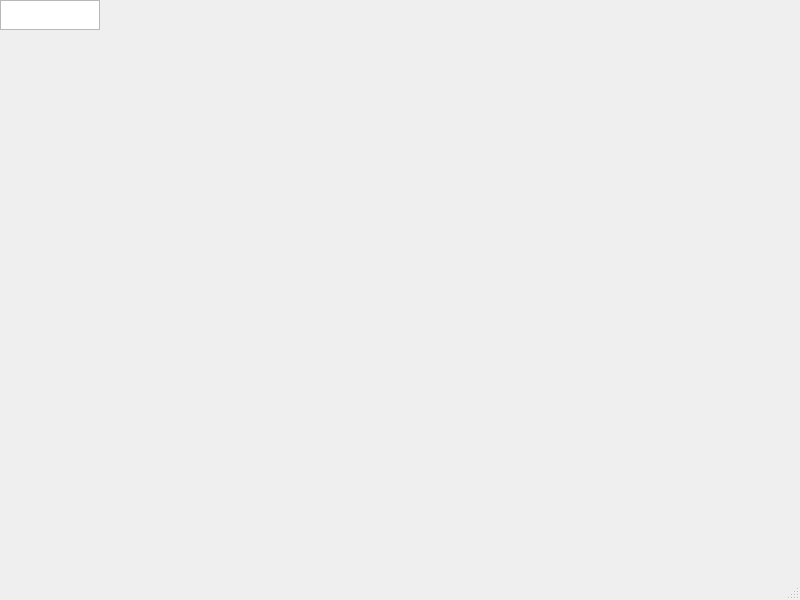
Old version of the form forms/Profiler.ui in the repository LMauricius/VitraeShowcase.
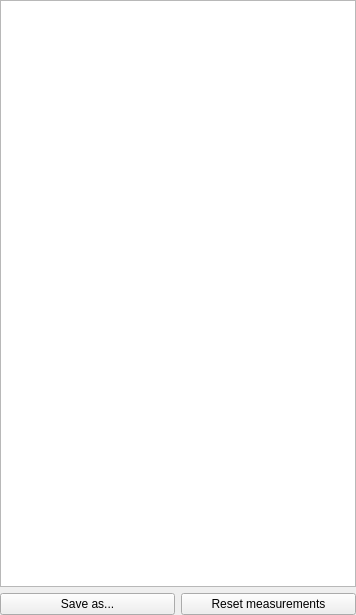
New version of the form.

Commit message: Safety and better UI for profiler

The edit to the form file:
```diff
--- a/forms/Profiler.ui
+++ b/forms/Profiler.ui
@@ -6,25 +6,46 @@
    <rect>
     <x>0</x>
     <y>0</y>
-    <width>800</width>
-    <height>600</height>
+    <width>356</width>
+    <height>615</height>
    </rect>
   </property>
   <property name="windowTitle">
    <string>Profiler</string>
   </property>
-  <widget class="QTextEdit" name="profilerMetrics">
-   <property name="lineWrapMode">
-    <enum>QTextEdit::NoWrap</enum>
-   </property>
-   <property name="readOnly">
-    <bool>true</bool>
-   </property>
-   <property name="textInteractionFlags">
-    <set>Qt::TextSelectableByKeyboard|Qt::TextSelectableByMouse</set>
-   </property>
+  <widget class="QWidget" name="centralwidget">
+   <layout class="QGridLayout" name="gridLayout">
+    <property name="leftMargin">
+     <number>0</number>
+    </property>
+    <property name="topMargin">
+     <number>0</number>
+    </property>
+    <property name="rightMargin">
+     <number>0</number>
+    </property>
+    <property name="bottomMargin">
+     <number>0</number>
+    </property>
+    <item row="1" column="0">
+     <widget class="QPushButton" name="saveButton">
+      <property name="text">
+       <string>Save as...</string>
+      </property>
+     </widget>
+    </item>
+    <item row="1" column="1">
+     <widget class="QPushButton" name="resetButton">
+      <property name="text">
+       <string>Reset measurements</string>
+      </property>
+     </widget>
+    </item>
+    <item row="0" column="0" colspan="2">
+     <widget class="QPlainTextEdit" name="profilerMetrics"/>
+    </item>
+   </layout>
   </widget>
-  <widget class="QStatusBar" name="statusbar"/>
  </widget>
  <resources/>
  <connections/>
```
The commit also changes 5 other files.
